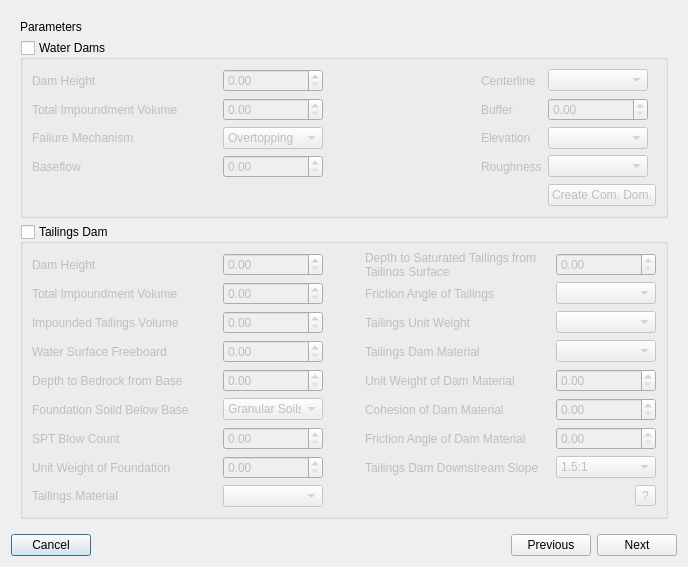
This is flo2d/ui/breach_hydrograph_tool.ui in FLO-2DSoftware/qgis-flo-2d-plugin as Qt 5 draws it before an edit. The edited form follows.
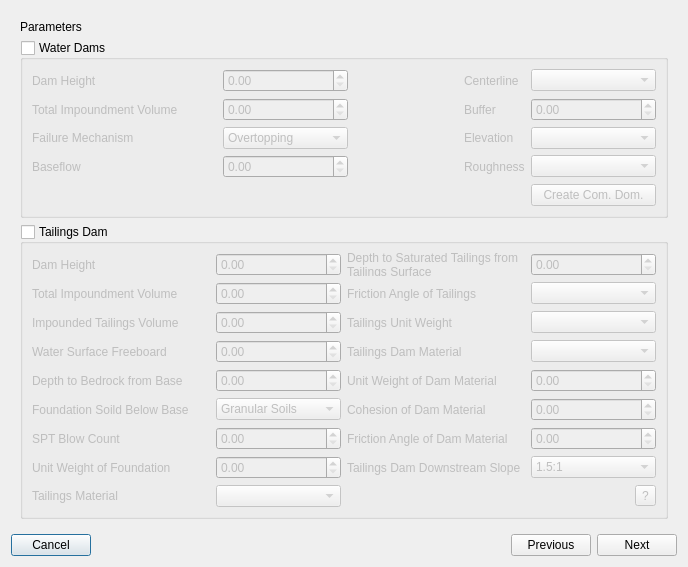
This is the edited form.

Commit message: Update Breach Hydrograph Tool UI and functionality with enhanced combo box sizes and raster population

The edit to the form file:
```diff
--- a/flo2d/ui/breach_hydrograph_tool.ui
+++ b/flo2d/ui/breach_hydrograph_tool.ui
@@ -111,13 +111,13 @@
              <widget class="QComboBox" name="comboBox_3">
               <property name="minimumSize">
                <size>
-                <width>100</width>
+                <width>125</width>
                 <height>0</height>
                </size>
               </property>
               <property name="maximumSize">
                <size>
-                <width>100</width>
+                <width>125</width>
                 <height>16777215</height>
                </size>
               </property>
@@ -150,13 +150,13 @@
              <widget class="QComboBox" name="comboBox_5">
               <property name="minimumSize">
                <size>
-                <width>100</width>
+                <width>125</width>
                 <height>0</height>
                </size>
               </property>
               <property name="maximumSize">
                <size>
-                <width>100</width>
+                <width>125</width>
                 <height>16777215</height>
                </size>
               </property>
@@ -166,13 +166,13 @@
              <widget class="QComboBox" name="comboBox_4">
               <property name="minimumSize">
                <size>
-                <width>100</width>
+                <width>125</width>
                 <height>0</height>
                </size>
               </property>
               <property name="maximumSize">
                <size>
-                <width>100</width>
+                <width>125</width>
                 <height>16777215</height>
                </size>
               </property>
@@ -189,13 +189,13 @@
              <widget class="QComboBox" name="comboBox_2">
               <property name="minimumSize">
                <size>
-                <width>100</width>
+                <width>125</width>
                 <height>0</height>
                </size>
               </property>
               <property name="maximumSize">
                <size>
-                <width>100</width>
+                <width>125</width>
                 <height>16777215</height>
                </size>
               </property>
@@ -326,13 +326,13 @@
              <widget class="QComboBox" name="comboBox">
               <property name="minimumSize">
                <size>
-                <width>100</width>
+                <width>125</width>
                 <height>0</height>
                </size>
               </property>
               <property name="maximumSize">
                <size>
-                <width>100</width>
+                <width>125</width>
                 <height>16777215</height>
                </size>
               </property>
@@ -370,6 +370,18 @@
             </item>
             <item row="7" column="4">
              <widget class="QComboBox" name="comboBox_11">
+              <property name="minimumSize">
+               <size>
+                <width>125</width>
+                <height>0</height>
+               </size>
+              </property>
+              <property name="maximumSize">
+               <size>
+                <width>125</width>
+                <height>16777215</height>
+               </size>
+              </property>
               <item>
                <property name="text">
                 <string>1.5:1</string>
@@ -406,13 +418,13 @@
              <widget class="QDoubleSpinBox" name="doubleSpinBox_5">
               <property name="minimumSize">
                <size>
-                <width>100</width>
+                <width>125</width>
                 <height>0</height>
                </size>
               </property>
               <property name="maximumSize">
                <size>
-                <width>100</width>
+                <width>125</width>
                 <height>16777215</height>
                </size>
               </property>
@@ -422,13 +434,13 @@
              <widget class="QDoubleSpinBox" name="doubleSpinBox_6">
               <property name="minimumSize">
                <size>
-                <width>100</width>
+                <width>125</width>
                 <height>0</height>
                </size>
               </property>
               <property name="maximumSize">
                <size>
-                <width>100</width>
+                <width>125</width>
                 <height>16777215</height>
                </size>
               </property>
@@ -438,13 +450,13 @@
              <widget class="QDoubleSpinBox" name="doubleSpinBox_7">
               <property name="minimumSize">
                <size>
-                <width>100</width>
+                <width>125</width>
                 <height>0</height>
                </size>
               </property>
               <property name="maximumSize">
                <size>
-                <width>100</width>
+                <width>125</width>
                 <height>16777215</height>
                </size>
               </property>
@@ -454,13 +466,13 @@
              <widget class="QDoubleSpinBox" name="doubleSpinBox_8">
               <property name="minimumSize">
                <size>
-                <width>100</width>
+                <width>125</width>
                 <height>0</height>
                </size>
               </property>
               <property name="maximumSize">
                <size>
-                <width>100</width>
+                <width>125</width>
                 <height>16777215</height>
                </size>
               </property>
@@ -470,13 +482,13 @@
              <widget class="QDoubleSpinBox" name="doubleSpinBox_9">
               <property name="minimumSize">
                <size>
-                <width>100</width>
+                <width>125</width>
                 <height>0</height>
                </size>
               </property>
               <property name="maximumSize">
                <size>
-                <width>100</width>
+                <width>125</width>
                 <height>16777215</height>
                </size>
               </property>
@@ -486,13 +498,13 @@
              <widget class="QDoubleSpinBox" name="doubleSpinBox_10">
               <property name="minimumSize">
                <size>
-                <width>100</width>
+                <width>125</width>
                 <height>0</height>
                </size>
               </property>
               <property name="maximumSize">
                <size>
-                <width>100</width>
+                <width>125</width>
                 <height>16777215</height>
                </size>
               </property>
@@ -502,13 +514,13 @@
              <widget class="QDoubleSpinBox" name="doubleSpinBox_11">
               <property name="minimumSize">
                <size>
-                <width>100</width>
+                <width>125</width>
                 <height>0</height>
                </size>
               </property>
               <property name="maximumSize">
                <size>
-                <width>100</width>
+                <width>125</width>
                 <height>16777215</height>
                </size>
               </property>
@@ -518,13 +530,13 @@
              <widget class="QDoubleSpinBox" name="doubleSpinBox_12">
               <property name="minimumSize">
                <size>
-                <width>100</width>
+                <width>125</width>
                 <height>0</height>
                </size>
               </property>
               <property name="maximumSize">
                <size>
-                <width>100</width>
+                <width>125</width>
                 <height>16777215</height>
                </size>
               </property>
@@ -534,13 +546,13 @@
              <widget class="QDoubleSpinBox" name="doubleSpinBox_13">
               <property name="minimumSize">
                <size>
-                <width>100</width>
+                <width>125</width>
                 <height>0</height>
                </size>
               </property>
               <property name="maximumSize">
                <size>
-                <width>100</width>
+                <width>125</width>
                 <height>16777215</height>
                </size>
               </property>
@@ -550,13 +562,13 @@
              <widget class="QDoubleSpinBox" name="doubleSpinBox_14">
               <property name="minimumSize">
                <size>
-                <width>100</width>
+                <width>125</width>
                 <height>0</height>
                </size>
               </property>
               <property name="maximumSize">
                <size>
-                <width>100</width>
+                <width>125</width>
                 <height>16777215</height>
                </size>
               </property>
@@ -566,13 +578,13 @@
              <widget class="QDoubleSpinBox" name="doubleSpinBox_15">
               <property name="minimumSize">
                <size>
-                <width>100</width>
+                <width>125</width>
                 <height>0</height>
                </size>
               </property>
               <property name="maximumSize">
                <size>
-                <width>100</width>
+                <width>125</width>
                 <height>16777215</height>
                </size>
               </property>
@@ -606,13 +618,13 @@
              <widget class="QDoubleSpinBox" name="baseflow_dsb">
               <property name="minimumSize">
                <size>
-                <width>100</width>
+                <width>125</width>
                 <height>0</height>
                </size>
               </property>
               <property name="maximumSize">
                <size>
-                <width>100</width>
+                <width>125</width>
                 <height>16777215</height>
                </size>
               </property>
@@ -652,13 +664,13 @@
              <widget class="QDoubleSpinBox" name="dam_height_dsb">
               <property name="minimumSize">
                <size>
-                <width>100</width>
+                <width>125</width>
                 <height>0</height>
                </size>
               </property>
               <property name="maximumSize">
                <size>
-                <width>100</width>
+                <width>125</width>
                 <height>16777215</height>
                </size>
               </property>
@@ -671,13 +683,13 @@
              <widget class="QComboBox" name="user_channel_cb">
               <property name="minimumSize">
                <size>
-                <width>100</width>
+                <width>125</width>
                 <height>0</height>
                </size>
               </property>
               <property name="maximumSize">
                <size>
-                <width>100</width>
+                <width>125</width>
                 <height>16777215</height>
                </size>
               </property>
@@ -707,13 +719,13 @@
              <widget class="QDoubleSpinBox" name="buffer_dsb">
               <property name="minimumSize">
                <size>
-                <width>100</width>
+                <width>125</width>
                 <height>0</height>
                </size>
               </property>
               <property name="maximumSize">
                <size>
-                <width>100</width>
+                <width>125</width>
                 <height>16777215</height>
                </size>
               </property>
@@ -726,13 +738,13 @@
              <widget class="QComboBox" name="failure_mechanism_cb">
               <property name="minimumSize">
                <size>
-                <width>100</width>
+                <width>125</width>
                 <height>0</height>
                </size>
               </property>
               <property name="maximumSize">
                <size>
-                <width>100</width>
+                <width>125</width>
                 <height>16777215</height>
                </size>
               </property>
@@ -785,13 +797,13 @@
              <widget class="QDoubleSpinBox" name="dam_volume_dsb">
               <property name="minimumSize">
                <size>
-                <width>100</width>
+                <width>125</width>
                 <height>0</height>
                </size>
               </property>
               <property name="maximumSize">
                <size>
-                <width>100</width>
+                <width>125</width>
                 <height>16777215</height>
                </size>
               </property>
@@ -866,6 +878,18 @@
             </item>
             <item row="4" column="4">
              <widget class="QPushButton" name="create_cd_btn">
+              <property name="minimumSize">
+               <size>
+                <width>125</width>
+                <height>0</height>
+               </size>
+              </property>
+              <property name="maximumSize">
+               <size>
+                <width>125</width>
+                <height>16777215</height>
+               </size>
+              </property>
               <property name="text">
                <string>Create Com. Dom.</string>
               </property>
@@ -875,13 +899,13 @@
              <widget class="QComboBox" name="comboBox_12">
               <property name="minimumSize">
                <size>
-                <width>100</width>
+                <width>125</width>
                 <height>0</height>
                </size>
               </property>
               <property name="maximumSize">
                <size>
-                <width>100</width>
+                <width>125</width>
                 <height>16777215</height>
                </size>
               </property>
@@ -891,13 +915,13 @@
              <widget class="QComboBox" name="comboBox_13">
               <property name="minimumSize">
                <size>
-                <width>100</width>
+                <width>125</width>
                 <height>0</height>
                </size>
               </property>
               <property name="maximumSize">
                <size>
-                <width>100</width>
+                <width>125</width>
                 <height>16777215</height>
                </size>
               </property>
```
Left out of the diff: 4 changed lines with no effect on the pictures. The commit also changes 4 other files.
